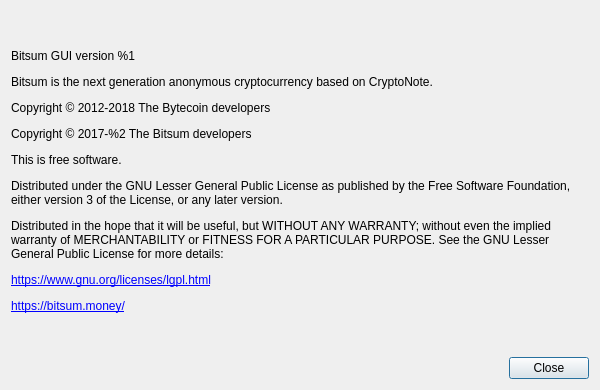
Qt form src/aboutdialog.ui (BitsumFoundation/bitsum-gui) before a commit.
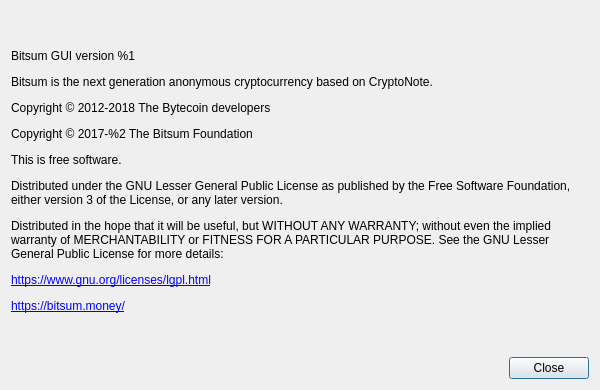
The same form after that commit. Custom widgets are drawn as their Qt base class.

Commit message: - Fix payment proof generation. - Fix mining. - Removed old pools.

```diff
--- a/src/aboutdialog.ui
+++ b/src/aboutdialog.ui
@@ -41,7 +41,7 @@
       </sizepolicy>
      </property>
      <property name="text">
-      <string>&lt;html&gt;&lt;head/&gt;&lt;body&gt;&lt;p&gt;Bitsum GUI version %1&lt;/p&gt;&lt;p&gt;Bitsum is the next generation anonymous cryptocurrency based on CryptoNote.&lt;/p&gt;&lt;p&gt;Copyright © 2012-2018 The Bytecoin developers&lt;/p&gt;&lt;p&gt;Copyright © 2017-%2 The Bitsum developers&lt;/p&gt;&lt;p&gt;This is free software.&lt;/p&gt;&lt;p&gt;Distributed under the GNU Lesser General Public License as published by the Free Software Foundation, either version 3 of the License, or any later version.&lt;/p&gt;&lt;p&gt;Distributed in the hope that it will be useful, but WITHOUT ANY WARRANTY; without even the implied warranty of MERCHANTABILITY or FITNESS FOR A PARTICULAR PURPOSE. See the GNU Lesser General Public License for more details:&lt;/p&gt;&lt;p&gt;&lt;a href=&quot;https://www.gnu.org/licenses/lgpl.html&quot;&gt;&lt;span style=&quot; text-decoration: underline; color:#0000ff;&quot;&gt;https://www.gnu.org/licenses/lgpl.html&lt;/span&gt;&lt;/a&gt;&lt;/p&gt;&lt;p&gt;&lt;a href=&quot;https://bitsum.money/&quot;&gt;&lt;span style=&quot; text-decoration: underline; color:#0000ff;&quot;&gt;https://bitsum.money/&lt;/span&gt;&lt;/a&gt;&lt;/p&gt;&lt;/body&gt;&lt;/html&gt;</string>
+      <string>&lt;html&gt;&lt;head/&gt;&lt;body&gt;&lt;p&gt;Bitsum GUI version %1&lt;/p&gt;&lt;p&gt;Bitsum is the next generation anonymous cryptocurrency based on CryptoNote.&lt;/p&gt;&lt;p&gt;Copyright © 2012-2018 The Bytecoin developers&lt;/p&gt;&lt;p&gt;Copyright © 2017-%2 The Bitsum Foundation&lt;/p&gt;&lt;p&gt;This is free software.&lt;/p&gt;&lt;p&gt;Distributed under the GNU Lesser General Public License as published by the Free Software Foundation, either version 3 of the License, or any later version.&lt;/p&gt;&lt;p&gt;Distributed in the hope that it will be useful, but WITHOUT ANY WARRANTY; without even the implied warranty of MERCHANTABILITY or FITNESS FOR A PARTICULAR PURPOSE. See the GNU Lesser General Public License for more details:&lt;/p&gt;&lt;p&gt;&lt;a href=&quot;https://www.gnu.org/licenses/lgpl.html&quot;&gt;&lt;span style=&quot; text-decoration: underline; color:#0000ff;&quot;&gt;https://www.gnu.org/licenses/lgpl.html&lt;/span&gt;&lt;/a&gt;&lt;/p&gt;&lt;p&gt;&lt;a href=&quot;https://bitsum.money/&quot;&gt;&lt;span style=&quot; text-decoration: underline; color:#0000ff;&quot;&gt;https://bitsum.money/&lt;/span&gt;&lt;/a&gt;&lt;/p&gt;&lt;/body&gt;&lt;/html&gt;</string>
      </property>
      <property name="textFormat">
       <enum>Qt::RichText</enum>
```
The commit also changes 7 other files.
